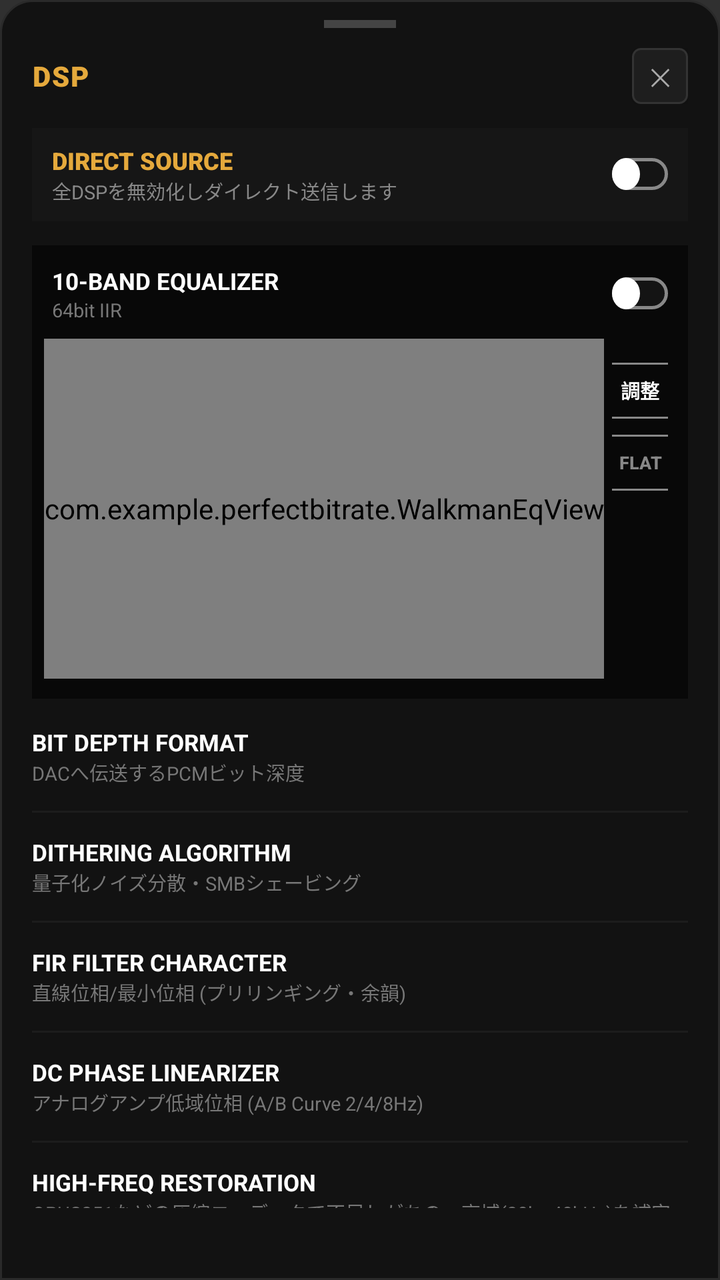
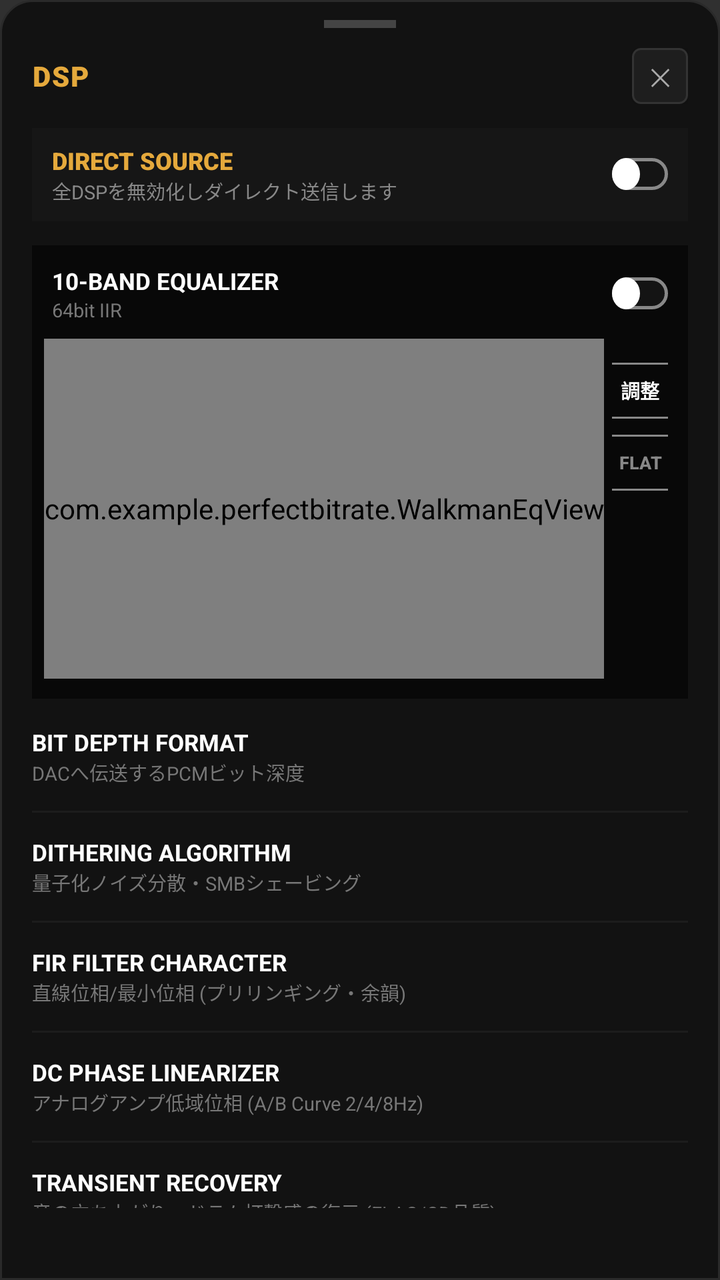

An Android layout rendered at two revisions. The XML below is the earlier revision; the diff shows what the commit changed to produce the second picture.
<!-- AndroidManifest.xml: application theme Theme.AppCompat.NoActionBar -->
<!-- res/layout/dialog_settings.xml -->
<?xml version="1.0" encoding="utf-8"?>
<LinearLayout xmlns:android="http://schemas.android.com/apk/res/android"
    xmlns:app="http://schemas.android.com/apk/res-auto"
    android:layout_width="match_parent"
    android:layout_height="wrap_content"
    android:orientation="vertical"
    android:background="@drawable/bg_bottom_sheet_dap"
    android:paddingStart="16dp"
    android:paddingEnd="16dp"
    android:paddingTop="10dp"
    android:paddingBottom="24dp">

    
    <View
        android:layout_width="36dp"
        android:layout_height="4dp"
        android:layout_gravity="center_horizontal"
        android:background="#444444"
        android:layout_marginBottom="10dp" />

    
    <LinearLayout
        android:layout_width="match_parent"
        android:layout_height="wrap_content"
        android:orientation="horizontal"
        android:gravity="center_vertical"
        android:layout_marginBottom="12dp">

        <TextView
            android:layout_width="0dp"
            android:layout_height="wrap_content"
            android:layout_weight="1"
            android:text="DSP"
            android:textColor="#E5A93C"
            android:textSize="14sp"
            android:textStyle="bold"
            android:fontFamily="sans-serif-black"
            android:letterSpacing="0.05" />

        <Button
            android:id="@+id/btnDialogClose"
            android:layout_width="28dp"
            android:layout_height="28dp"
            android:text="✕"
            android:textColor="#AAAAAA"
            android:textSize="12sp"
            android:background="@drawable/bg_btn_icon"
            android:padding="0dp" />
    </LinearLayout>

    
    <LinearLayout
        android:layout_width="match_parent"
        android:layout_height="wrap_content"
        android:orientation="horizontal"
        android:gravity="center_vertical"
        android:background="#161616"
        android:paddingStart="10dp"
        android:paddingEnd="10dp"
        android:paddingTop="8dp"
        android:paddingBottom="8dp"
        android:layout_marginBottom="12dp">

        <LinearLayout
            android:layout_width="0dp"
            android:layout_height="wrap_content"
            android:layout_weight="1"
            android:orientation="vertical">

            <TextView
                android:layout_width="wrap_content"
                android:layout_height="wrap_content"
                android:text="DIRECT SOURCE"
                android:textColor="#E5A93C"
                android:textSize="12sp"
                android:textStyle="bold"
                android:fontFamily="sans-serif-black" />

            <TextView
                android:layout_width="wrap_content"
                android:layout_height="wrap_content"
                android:text="全DSPを無効化しダイレクト送信します"
                android:textColor="#888888"
                android:textSize="9.5sp" />
        </LinearLayout>

        <androidx.appcompat.widget.SwitchCompat
            android:id="@+id/dialogSwitchDirectSource"
            android:layout_width="wrap_content"
            android:layout_height="wrap_content"
            app:thumbTint="@null"
            app:trackTint="@null"
            android:thumb="@drawable/switch_thumb_white"
            app:track="@drawable/switch_track_walkman_outline"
            android:checked="false" />
    </LinearLayout>

    
    <LinearLayout
        android:id="@+id/layoutSectionEq"
        android:layout_width="match_parent"
        android:layout_height="wrap_content"
        android:orientation="vertical"
        android:background="#080808"
        android:paddingTop="10dp"
        android:paddingBottom="10dp"
        android:paddingStart="6dp"
        android:paddingEnd="6dp"
        android:layout_marginBottom="14dp">

        
        <LinearLayout
            android:layout_width="match_parent"
            android:layout_height="wrap_content"
            android:orientation="horizontal"
            android:gravity="center_vertical"
            android:paddingStart="4dp"
            android:paddingEnd="4dp"
            android:layout_marginBottom="8dp">

            <LinearLayout
                android:layout_width="0dp"
                android:layout_height="wrap_content"
                android:layout_weight="1"
                android:orientation="vertical">

                <TextView
                    android:layout_width="wrap_content"
                    android:layout_height="wrap_content"
                    android:text="10-BAND EQUALIZER"
                    android:textColor="#FFFFFF"
                    android:textSize="11.5sp"
                    android:textStyle="bold" />

                <TextView
                    android:layout_width="wrap_content"
                    android:layout_height="wrap_content"
                    android:text="64bit IIR"
                    android:textColor="#777777"
                    android:textSize="9.5sp" />
            </LinearLayout>

            <androidx.appcompat.widget.SwitchCompat
                android:id="@+id/switchEqEnable"
                android:layout_width="wrap_content"
                android:layout_height="wrap_content"
                app:thumbTint="@null"
                app:trackTint="@null"
                android:thumb="@drawable/switch_thumb_white"
                app:track="@drawable/switch_track_walkman_outline"
                android:checked="false" />
        </LinearLayout>

        
        <LinearLayout
            android:layout_width="match_parent"
            android:layout_height="wrap_content"
            android:orientation="horizontal"
            android:gravity="center_vertical">

            <com.example.perfectbitrate.WalkmanEqView
                android:id="@+id/walkmanEqView"
                android:layout_width="wrap_content"
                android:layout_height="170dp" />

            <LinearLayout
                android:layout_width="0dp"
                android:layout_weight="1"
                android:layout_height="170dp"
                android:orientation="vertical"
                android:gravity="top|center_horizontal"
                android:paddingTop="12dp"
                android:paddingStart="4dp"
                android:paddingEnd="4dp">

                <Button
                    android:id="@+id/btnEqEdit"
                    android:layout_width="58dp"
                    android:layout_height="28dp"
                    android:text="調整"
                    android:textColor="#FFFFFF"
                    android:textSize="9.5sp"
                    android:textStyle="bold"
                    android:background="@drawable/bg_btn_dap_outline"
                    android:padding="0dp"
                    android:layout_marginBottom="8dp" />

                <Button
                    android:id="@+id/btnEqFlat"
                    android:layout_width="58dp"
                    android:layout_height="28dp"
                    android:text="FLAT"
                    android:textColor="#888888"
                    android:textSize="9sp"
                    android:textStyle="bold"
                    android:background="@drawable/bg_btn_dap_outline"
                    android:padding="0dp"
                    android:layout_marginBottom="8dp" />

                <LinearLayout
                    android:id="@+id/layoutEqAdjustControls"
                    android:layout_width="wrap_content"
                    android:layout_height="wrap_content"
                    android:orientation="vertical"
                    android:gravity="center_horizontal"
                    android:visibility="gone">

                    <TextView
                        android:id="@+id/textEqBandFreq"
                        android:layout_width="wrap_content"
                        android:layout_height="wrap_content"
                        android:text="4K Hz"
                        android:textColor="#CCCCCC"
                        android:textSize="10.5sp"
                        android:textStyle="bold"
                        android:fontFamily="sans-serif-condensed" />

                    <TextView
                        android:id="@+id/textEqGainValue"
                        android:layout_width="wrap_content"
                        android:layout_height="wrap_content"
                        android:text="+0.0 dB"
                        android:textColor="#FFFFFF"
                        android:textSize="11.5sp"
                        android:textStyle="bold"
                        android:fontFamily="sans-serif-medium"
                        android:layout_marginBottom="4dp" />

                    <LinearLayout
                        android:layout_width="wrap_content"
                        android:layout_height="wrap_content"
                        android:orientation="horizontal">

                        <Button
                            android:id="@+id/btnEqPlus"
                            android:layout_width="24dp"
                            android:layout_height="24dp"
                            android:text="＋"
                            android:textColor="#FFFFFF"
                            android:textSize="10.5sp"
                            android:background="@drawable/bg_btn_circle"
                            android:padding="0dp"
                            android:layout_marginEnd="6dp" />

                        <Button
                            android:id="@+id/btnEqMinus"
                            android:layout_width="24dp"
                            android:layout_height="24dp"
                            android:text="－"
                            android:textColor="#FFFFFF"
                            android:textSize="10.5sp"
                            android:background="@drawable/bg_btn_circle"
                            android:padding="0dp" />
                    </LinearLayout>
                </LinearLayout>

            </LinearLayout>

        </LinearLayout>

    </LinearLayout>

    
    <LinearLayout
        android:layout_width="match_parent"
        android:layout_height="wrap_content"
        android:orientation="horizontal"
        android:gravity="center_vertical"
        android:layout_marginBottom="12dp">

        <LinearLayout
            android:layout_width="0dp"
            android:layout_height="wrap_content"
            android:layout_weight="1"
            android:orientation="vertical">

            <TextView
                android:layout_width="wrap_content"
                android:layout_height="wrap_content"
                android:text="BIT DEPTH FORMAT"
                android:textColor="#FFFFFF"
                android:textSize="11.5sp"
                android:textStyle="bold" />

            <TextView
                android:layout_width="wrap_content"
                android:layout_height="wrap_content"
                android:text="DACへ伝送するPCMビット深度"
                android:textColor="#777777"
                android:textSize="9.5sp" />
        </LinearLayout>

        <Spinner
            android:id="@+id/dialogSpinnerBitDepth"
            android:layout_width="wrap_content"
            android:layout_height="30dp"
            android:background="@drawable/bg_spinner_dap"
            android:popupBackground="#1A1A1A" />
    </LinearLayout>

    <View
        android:layout_width="match_parent"
        android:layout_height="1dp"
        android:background="#1C1C1C"
        android:layout_marginBottom="12dp" />

    
    <LinearLayout
        android:id="@+id/layoutSectionDither"
        android:layout_width="match_parent"
        android:layout_height="wrap_content"
        android:orientation="horizontal"
        android:gravity="center_vertical"
        android:layout_marginBottom="12dp">

        <LinearLayout
            android:layout_width="0dp"
            android:layout_height="wrap_content"
            android:layout_weight="1"
            android:orientation="vertical">

            <TextView
                android:layout_width="wrap_content"
                android:layout_height="wrap_content"
                android:text="DITHERING ALGORITHM"
                android:textColor="#FFFFFF"
                android:textSize="11.5sp"
                android:textStyle="bold" />

            <TextView
                android:layout_width="wrap_content"
                android:layout_height="wrap_content"
                android:text="量子化ノイズ分散・SMBシェービング"
                android:textColor="#777777"
                android:textSize="9.5sp" />
        </LinearLayout>

        <Spinner
            android:id="@+id/dialogSpinnerDither"
            android:layout_width="wrap_content"
            android:layout_height="30dp"
            android:background="@drawable/bg_spinner_dap"
            android:popupBackground="#1A1A1A" />
    </LinearLayout>

    <View
        android:layout_width="match_parent"
        android:layout_height="1dp"
        android:background="#1C1C1C"
        android:layout_marginBottom="12dp" />

    
    <LinearLayout
        android:id="@+id/layoutSectionFir"
        android:layout_width="match_parent"
        android:layout_height="wrap_content"
        android:orientation="horizontal"
        android:gravity="center_vertical"
        android:layout_marginBottom="12dp">

        <LinearLayout
            android:layout_width="0dp"
            android:layout_height="wrap_content"
            android:layout_weight="1"
            android:orientation="vertical">

            <TextView
                android:layout_width="wrap_content"
                android:layout_height="wrap_content"
                android:text="FIR FILTER CHARACTER"
                android:textColor="#FFFFFF"
                android:textSize="11.5sp"
                android:textStyle="bold" />

            <TextView
                android:layout_width="wrap_content"
                android:layout_height="wrap_content"
                android:text="直線位相/最小位相 (プリリンギング・余韻)"
                android:textColor="#777777"
                android:textSize="9.5sp" />
        </LinearLayout>

        <Spinner
            android:id="@+id/dialogSpinnerFirFilter"
            android:layout_width="wrap_content"
            android:layout_height="30dp"
            android:background="@drawable/bg_spinner_dap"
            android:popupBackground="#1A1A1A" />
    </LinearLayout>

    <View
        android:layout_width="match_parent"
        android:layout_height="1dp"
        android:background="#1C1C1C"
        android:layout_marginBottom="12dp" />

    
    <LinearLayout
        android:id="@+id/layoutSectionDcPhase"
        android:layout_width="match_parent"
        android:layout_height="wrap_content"
        android:orientation="horizontal"
        android:gravity="center_vertical"
        android:layout_marginBottom="12dp">

        <LinearLayout
            android:layout_width="0dp"
            android:layout_height="wrap_content"
            android:layout_weight="1"
            android:orientation="vertical">

            <TextView
                android:layout_width="wrap_content"
                android:layout_height="wrap_content"
                android:text="DC PHASE LINEARIZER"
                android:textColor="#FFFFFF"
                android:textSize="11.5sp"
                android:textStyle="bold" />

            <TextView
                android:layout_width="wrap_content"
                android:layout_height="wrap_content"
                android:text="アナログアンプ低域位相 (A/B Curve 2/4/8Hz)"
                android:textColor="#777777"
                android:textSize="9.5sp" />
        </LinearLayout>

        <Spinner
            android:id="@+id/dialogSpinnerDcPhase"
            android:layout_width="wrap_content"
            android:layout_height="30dp"
            android:background="@drawable/bg_spinner_dap"
            android:popupBackground="#1A1A1A" />
    </LinearLayout>

    <View
        android:layout_width="match_parent"
        android:layout_height="1dp"
        android:background="#1C1C1C"
        android:layout_marginBottom="12dp" />

    
    <LinearLayout
        android:id="@+id/layoutSectionDsee"
        android:layout_width="match_parent"
        android:layout_height="wrap_content"
        android:orientation="horizontal"
        android:gravity="center_vertical"
        android:layout_marginBottom="12dp">

        <LinearLayout
            android:layout_width="0dp"
            android:layout_height="wrap_content"
            android:layout_weight="1"
            android:orientation="vertical">

            <TextView
                android:layout_width="wrap_content"
                android:layout_height="wrap_content"
                android:text="HIGH-FREQ RESTORATION"
                android:textColor="#FFFFFF"
                android:textSize="11.5sp"
                android:textStyle="bold" />

            <TextView
                android:layout_width="wrap_content"
                android:layout_height="wrap_content"
                android:text="OPUS251などの圧縮コーデックで不足しがちの、高域(20k~40kHz)を補完"
                android:textColor="#777777"
                android:textSize="9.5sp" />
        </LinearLayout>

        <Spinner
            android:id="@+id/dialogSpinnerDsee"
            android:layout_width="wrap_content"
            android:layout_height="30dp"
            android:background="@drawable/bg_spinner_dap"
            android:popupBackground="#1A1A1A" />
    </LinearLayout>

    <View
        android:layout_width="match_parent"
        android:layout_height="1dp"
        android:background="#1C1C1C"
        android:layout_marginBottom="12dp" />

    
    <LinearLayout
        android:id="@+id/layoutSectionUpsample"
        android:layout_width="match_parent"
        android:layout_height="wrap_content"
        android:orientation="horizontal"
        android:gravity="center_vertical"
        android:layout_marginBottom="12dp">

        <LinearLayout
            android:layout_width="0dp"
            android:layout_height="wrap_content"
            android:layout_weight="1"
            android:orientation="vertical">

            <TextView
                android:layout_width="wrap_content"
                android:layout_height="wrap_content"
                android:text="ULTRA HQ UPSAMPLING"
                android:textColor="#FFFFFF"
                android:textSize="11.5sp"
                android:textStyle="bold" />

            <TextView
                android:layout_width="wrap_content"
                android:layout_height="wrap_content"
                android:text="ARM NEON 高タップ数ポリフェーズFIR"
                android:textColor="#777777"
                android:textSize="9.5sp" />
        </LinearLayout>

        <Spinner
            android:id="@+id/dialogSpinnerUpsample"
            android:layout_width="wrap_content"
            android:layout_height="30dp"
            android:background="@drawable/bg_spinner_dap"
            android:popupBackground="#1A1A1A" />
    </LinearLayout>

    <View
        android:layout_width="match_parent"
        android:layout_height="1dp"
        android:background="#1C1C1C"
        android:layout_marginBottom="12dp" />

    
    <LinearLayout
        android:layout_width="match_parent"
        android:layout_height="wrap_content"
        android:orientation="horizontal"
        android:gravity="center_vertical"
        android:layout_marginBottom="12dp">

        <LinearLayout
            android:layout_width="0dp"
            android:layout_height="wrap_content"
            android:layout_weight="1"
            android:orientation="vertical">

            <TextView
                android:id="@+id/dialogTextVolLockTitle"
                android:layout_width="wrap_content"
                android:layout_height="wrap_content"
                android:text="0dB VOLUME LOCK"
                android:textColor="#FFFFFF"
                android:textSize="11.5sp"
                android:textStyle="bold" />

            <TextView
                android:id="@+id/dialogTextVolLockSub"
                android:layout_width="wrap_content"
                android:layout_height="wrap_content"
                android:text="USB DAC接続時のビット落ち回避（最大音量固定）"
                android:textColor="#777777"
                android:textSize="9.5sp" />
        </LinearLayout>

        <androidx.appcompat.widget.SwitchCompat
            android:id="@+id/dialogSwitchVolLock"
            android:layout_width="wrap_content"
            android:layout_height="wrap_content"
            app:thumbTint="@null"
            app:trackTint="@null"
            android:thumb="@drawable/switch_thumb_white"
            app:track="@drawable/switch_track_walkman_outline" />
    </LinearLayout>

    <View
        android:layout_width="match_parent"
        android:layout_height="1dp"
        android:background="#1C1C1C"
        android:layout_marginBottom="12dp" />

    
    <LinearLayout
        android:layout_width="match_parent"
        android:layout_height="wrap_content"
        android:orientation="horizontal"
        android:gravity="center_vertical">

        <LinearLayout
            android:layout_width="0dp"
            android:layout_height="wrap_content"
            android:layout_weight="1"
            android:orientation="vertical">

            <TextView
                android:layout_width="wrap_content"
                android:layout_height="wrap_content"
                android:text="AD CUT (広告自動カット)"
                android:textColor="#FFFFFF"
                android:textSize="11.5sp"
                android:textStyle="bold" />

            <TextView
                android:layout_width="wrap_content"
                android:layout_height="wrap_content"
                android:text="YouTube Music 動画広告の自動スキップ"
                android:textColor="#777777"
                android:textSize="9.5sp" />
        </LinearLayout>

        <androidx.appcompat.widget.SwitchCompat
            android:id="@+id/dialogSwitchAdBlock"
            android:layout_width="wrap_content"
            android:layout_height="wrap_content"
            app:thumbTint="@null"
            app:trackTint="@null"
            android:thumb="@drawable/switch_thumb_white"
            app:track="@drawable/switch_track_walkman_outline"
            android:checked="true" />
    </LinearLayout>

</LinearLayout>
<!-- resources referenced by this layout -->
<resources>
  <!-- drawable bg_bottom_sheet_dap (drawable) -->
  ﻿<?xml version="1.0" encoding="utf-8"?>
  <shape xmlns:android="http://schemas.android.com/apk/res/android" android:shape="rectangle">
      <solid android:color="#121212" />
      <corners
          android:topLeftRadius="16dp"
          android:topRightRadius="16dp"
          android:bottomLeftRadius="0dp"
          android:bottomRightRadius="0dp" />
      <stroke android:width="1dp" android:color="#2A2A2A" />
  </shape>
  <!-- drawable bg_btn_circle (drawable) -->
  ﻿<?xml version="1.0" encoding="utf-8"?>
  <selector xmlns:android="http://schemas.android.com/apk/res/android">
      <item android:state_pressed="true">
          <shape android:shape="oval">
              <solid android:color="#444444" />
              <stroke android:width="1.2dp" android:color="#FFFFFF" />
              <size android:width="26dp" android:height="26dp" />
          </shape>
      </item>
      <item>
          <shape android:shape="oval">
              <solid android:color="#00000000" />
              <stroke android:width="1.2dp" android:color="#CCCCCC" />
              <size android:width="26dp" android:height="26dp" />
          </shape>
      </item>
  </selector>
  <!-- drawable bg_btn_dap_outline (drawable) -->
  ﻿<?xml version="1.0" encoding="utf-8"?>
  <selector xmlns:android="http://schemas.android.com/apk/res/android">
      <item android:state_pressed="true">
          <shape android:shape="rectangle">
              <solid android:color="#333333" />
              <stroke android:width="1dp" android:color="#FFFFFF" />
              <corners android:radius="2dp" />
          </shape>
      </item>
      <item>
          <shape android:shape="rectangle">
              <solid android:color="#00000000" />
              <stroke android:width="1dp" android:color="#888888" />
              <corners android:radius="2dp" />
          </shape>
      </item>
  </selector>
  <!-- drawable bg_btn_icon (drawable) -->
  ﻿<?xml version="1.0" encoding="utf-8"?>
  <selector xmlns:android="http://schemas.android.com/apk/res/android">
      <item android:state_pressed="true">
          <shape android:shape="rectangle">
              <solid android:color="#333333" />
              <corners android:radius="4dp" />
          </shape>
      </item>
      <item>
          <shape android:shape="rectangle">
              <solid android:color="#1E1E1E" />
              <stroke android:width="1dp" android:color="#333333" />
              <corners android:radius="4dp" />
          </shape>
      </item>
  </selector>
  <!-- drawable bg_spinner_dap (drawable) -->
  ﻿<?xml version="1.0" encoding="utf-8"?>
  <shape xmlns:android="http://schemas.android.com/apk/res/android" android:shape="rectangle">
      <solid android:color="#1A1A1A" />
      <stroke android:width="1dp" android:color="#E5A93C" />
      <corners android:radius="3dp" />
      <padding android:left="6dp" android:right="6dp" android:top="2dp" android:bottom="2dp" />
  </shape>
  <!-- drawable switch_thumb_white (drawable) -->
  ﻿<?xml version="1.0" encoding="utf-8"?>
  <shape xmlns:android="http://schemas.android.com/apk/res/android" android:shape="oval">
      <size android:width="14dp" android:height="14dp" />
      <solid android:color="#FFFFFF" />
  </shape>
  <!-- drawable switch_track_walkman_outline (drawable) -->
  ﻿<?xml version="1.0" encoding="utf-8"?>
  <selector xmlns:android="http://schemas.android.com/apk/res/android">
      <item android:state_checked="true">
          <shape android:shape="rectangle">
              <size android:height="16dp" android:width="34dp" />
              <corners android:radius="8dp" />
              <solid android:color="#141414" />
              <stroke android:width="1.5dp" android:color="#E5A93C" />
          </shape>
      </item>
      <item>
          <shape android:shape="rectangle">
              <size android:height="16dp" android:width="34dp" />
              <corners android:radius="8dp" />
              <solid android:color="#141414" />
              <stroke android:width="1.5dp" android:color="#888888" />
          </shape>
      </item>
  </selector>
</resources>

<!-- the commit's change to res/layout/dialog_settings.xml (unified diff, before → after) -->
@@ -441,6 +441,51 @@
 
     
     <LinearLayout
+        android:id="@+id/layoutSectionTransient"
+        android:layout_width="match_parent"
+        android:layout_height="wrap_content"
+        android:orientation="horizontal"
+        android:gravity="center_vertical"
+        android:layout_marginBottom="12dp">
+
+        <LinearLayout
+            android:layout_width="0dp"
+            android:layout_height="wrap_content"
+            android:layout_weight="1"
+            android:orientation="vertical">
+
+            <TextView
+                android:layout_width="wrap_content"
+                android:layout_height="wrap_content"
+                android:text="TRANSIENT RECOVERY"
+                android:textColor="#FFFFFF"
+                android:textSize="11.5sp"
+                android:textStyle="bold" />
+
+            <TextView
+                android:layout_width="wrap_content"
+                android:layout_height="wrap_content"
+                android:text="音の立ち上がり・ドラム打撃感の復元 (FLAC/CD品質)"
+                android:textColor="#777777"
+                android:textSize="9.5sp" />
+        </LinearLayout>
+
+        <Spinner
+            android:id="@+id/dialogSpinnerTransient"
+            android:layout_width="wrap_content"
+            android:layout_height="30dp"
+            android:background="@drawable/bg_spinner_dap"
+            android:popupBackground="#1A1A1A" />
+    </LinearLayout>
+
+    <View
+        android:layout_width="match_parent"
+        android:layout_height="1dp"
+        android:background="#1C1C1C"
+        android:layout_marginBottom="12dp" />
+
+    
+    <LinearLayout
         android:id="@+id/layoutSectionDsee"
         android:layout_width="match_parent"
         android:layout_height="wrap_content"
